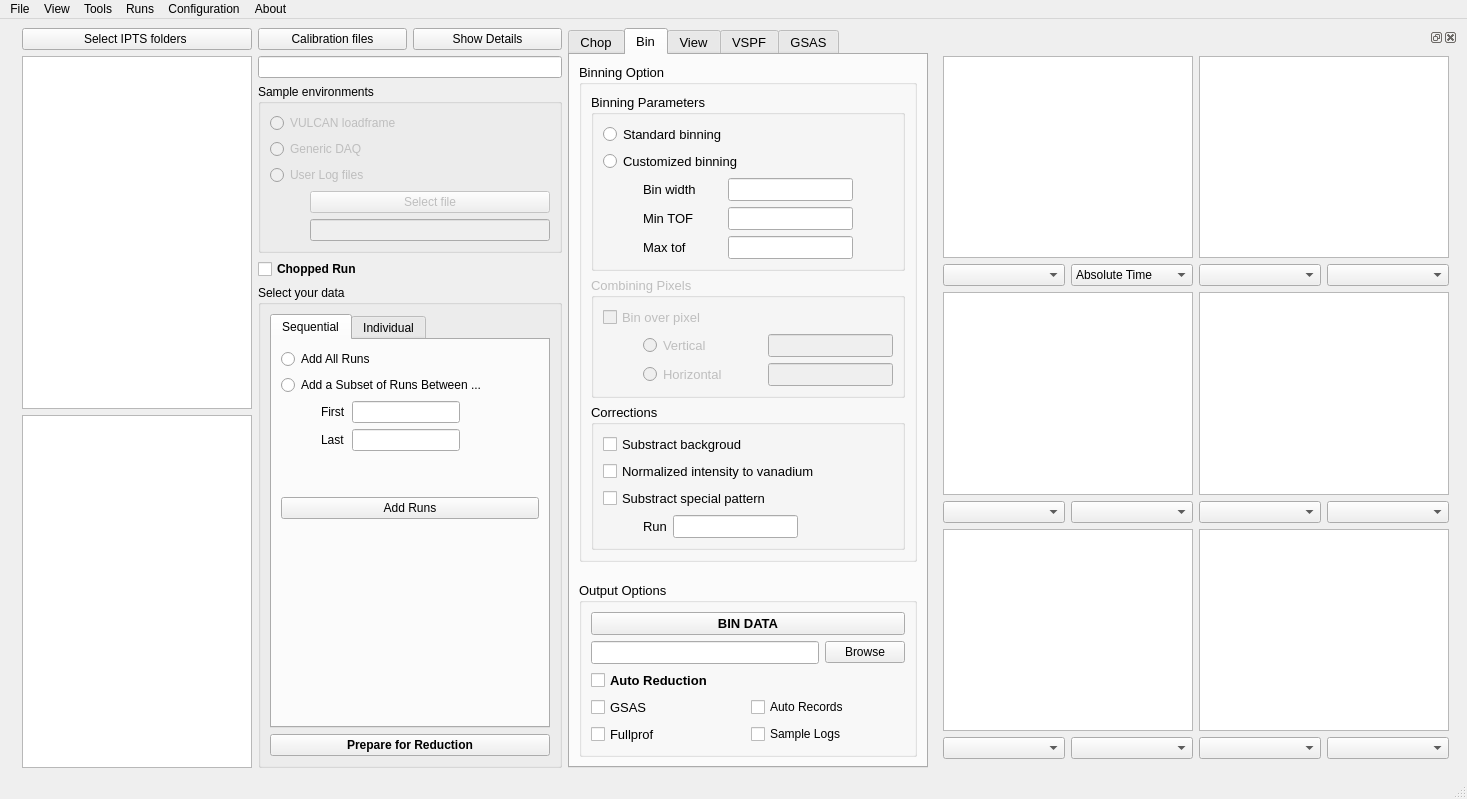
Qt form pyvdrive/interface/gui/ui_VdrivePlot.ui (neutrons/PyVDrive) before a commit.
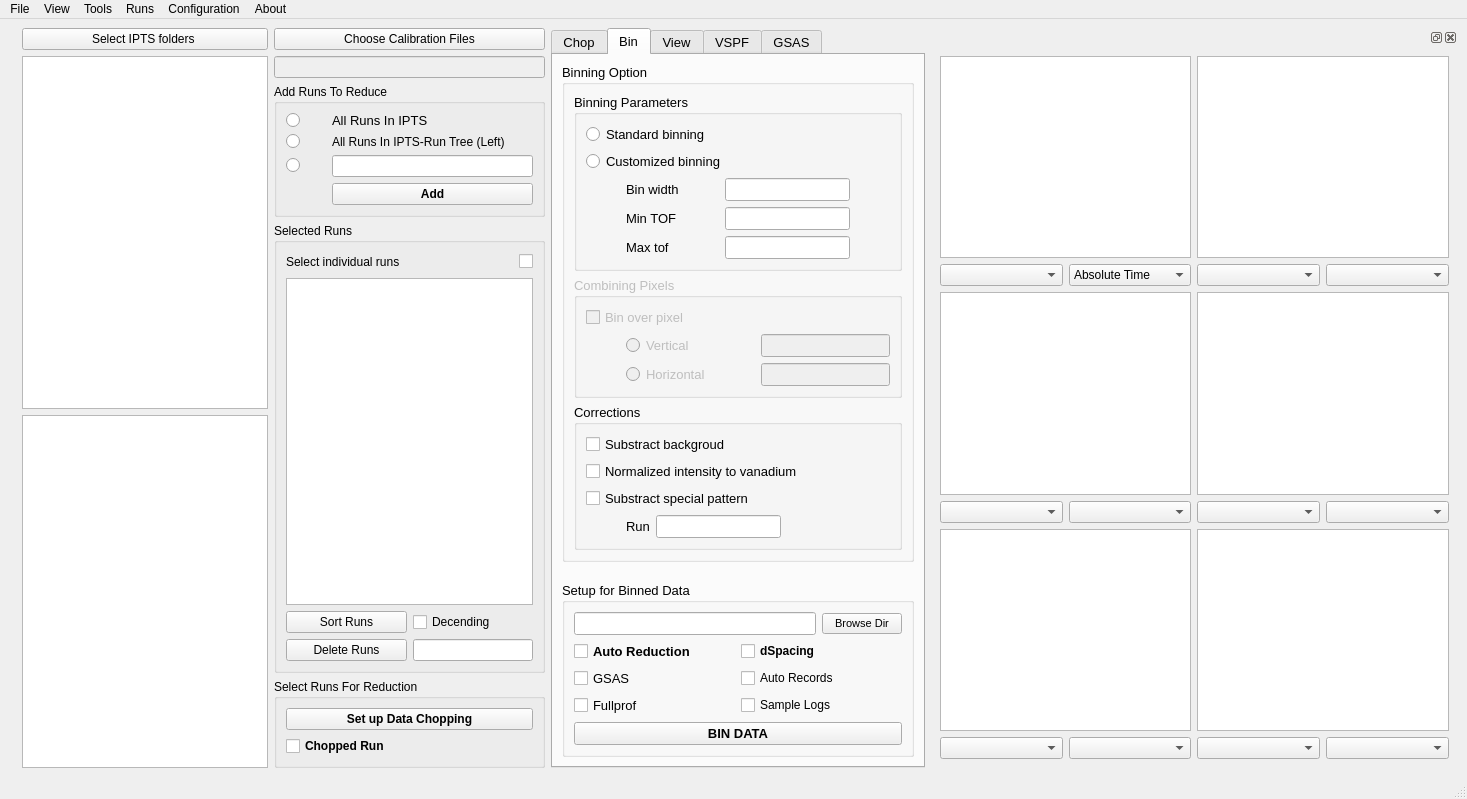
The same form after that commit. The open tabs and pages were chosen to show the change. Custom widgets are drawn as their Qt base class.

```diff
--- a/pyvdrive/interface/gui/ui_VdrivePlot.ui
+++ b/pyvdrive/interface/gui/ui_VdrivePlot.ui
@@ -75,27 +75,26 @@
         <item>
          <widget class="QPushButton" name="pushButton_loadCalFile">
           <property name="toolTip">
-           <string>&lt;html&gt;&lt;head/&gt;&lt;body&gt;&lt;p&gt;Select vanadium calibration runs/files;&lt;/p&gt;&lt;p&gt;&lt;br/&gt;&lt;/p&gt;&lt;p&gt;if it is selected without aborting, then the line edit to its right will be disabled;&lt;/p&gt;&lt;p&gt;Default is the instrument folder belonged to IPTS&lt;/p&gt;&lt;/body&gt;&lt;/html&gt;</string>
-          </property>
-          <property name="text">
-           <string>Calibration files</string>
-          </property>
-         </widget>
-        </item>
-        <item>
-         <widget class="QPushButton" name="pushButton_showCalDetails">
-          <property name="toolTip">
            <string>&lt;html&gt;&lt;head/&gt;&lt;body&gt;&lt;p&gt;Detailed calibration file mapping information. &lt;/p&gt;&lt;p&gt;&lt;br/&gt;&lt;/p&gt;&lt;p&gt;-rw-rwxr-- 1 13489 49133 403704 Jun 16 16:43 70487-s.gda&lt;/p&gt;&lt;p&gt;-rw-rwxr-- 1 13489 49133   3240 Jun 16 16:43 Vulcan-70487-s.prm&lt;/p&gt;&lt;p&gt;&lt;br/&gt;&lt;/p&gt;&lt;/body&gt;&lt;/html&gt;</string>
           </property>
           <property name="text">
-           <string>Show Details</string>
+           <string>Choose Calibration Files</string>
           </property>
          </widget>
         </item>
        </layout>
       </item>
       <item>
-       <widget class="QLineEdit" name="lineEdit_calibBriefView"/>
+       <widget class="QLineEdit" name="lineEdit_userLogFileName">
+        <property name="enabled">
+         <bool>false</bool>
+        </property>
+        <property name="font">
+         <font>
+          <pointsize>9</pointsize>
+         </font>
+        </property>
+       </widget>
       </item>
       <item>
        <widget class="QGroupBox" name="groupBox">
@@ -103,263 +102,113 @@
          <string>&lt;html&gt;&lt;head/&gt;&lt;body&gt;&lt;p&gt;&lt;span style=&quot; font-weight:600; font-style:italic;&quot;&gt;Is 'sample environment' resposible for vanadium calibration?&lt;/span&gt;&lt;/p&gt;&lt;p&gt;&lt;span style=&quot; font-weight:600; font-style:italic; color:#ff0000;&quot;&gt;Required for chopping data&lt;/span&gt;&lt;/p&gt;&lt;/body&gt;&lt;/html&gt;</string>
         </property>
         <property name="title">
-         <string>Sample environments</string>
+         <string>Add Runs To Reduce</string>
         </property>
-        <layout class="QVBoxLayout" name="verticalLayout_11">
-         <item>
-          <widget class="QRadioButton" name="radioButton_useLoadFrame">
-           <property name="enabled">
-            <bool>false</bool>
-           </property>
-           <property name="text">
-            <string>VULCAN loadframe</string>
-           </property>
-          </widget>
-         </item>
-         <item>
-          <widget class="QRadioButton" name="radioButton_useGenericDaq">
-           <property name="enabled">
-            <bool>false</bool>
-           </property>
-           <property name="text">
-            <string>Generic DAQ</string>
-           </property>
-          </widget>
-         </item>
-         <item>
-          <widget class="QRadioButton" name="radioButton_useLogFiles">
-           <property name="enabled">
-            <bool>false</bool>
-           </property>
-           <property name="text">
-            <string>User Log files</string>
-           </property>
-          </widget>
-         </item>
-         <item>
           <layout class="QGridLayout" name="gridLayout">
-           <item row="0" column="1">
-            <widget class="QPushButton" name="pushButton_5">
-             <property name="enabled">
-              <bool>false</bool>
-             </property>
-             <property name="toolTip">
-              <string>&lt;html&gt;&lt;head/&gt;&lt;body&gt;&lt;p&gt;Select user specified log file&lt;/p&gt;&lt;/body&gt;&lt;/html&gt;</string>
-             </property>
-             <property name="text">
-              <string>Select file</string>
-             </property>
-            </widget>
-           </item>
-           <item row="1" column="1">
-            <widget class="QLineEdit" name="lineEdit_userLogFileName">
-             <property name="enabled">
-              <bool>false</bool>
-             </property>
-             <property name="sizePolicy">
-              <sizepolicy hsizetype="Expanding" vsizetype="Fixed">
-               <horstretch>0</horstretch>
-               <verstretch>0</verstretch>
-              </sizepolicy>
-             </property>
-            </widget>
-           </item>
-           <item row="0" column="0">
-            <spacer name="horizontalSpacer_4">
-             <property name="orientation">
-              <enum>Qt::Horizontal</enum>
-             </property>
-             <property name="sizeType">
-              <enum>QSizePolicy::Preferred</enum>
-             </property>
-             <property name="sizeHint" stdset="0">
-              <size>
-               <width>40</width>
-               <height>20</height>
-              </size>
-             </property>
-            </spacer>
-           </item>
-          </layout>
-         </item>
-        </layout>
-       </widget>
-      </item>
-      <item>
-       <widget class="QCheckBox" name="checkBox_chopRun">
-        <property name="font">
-         <font>
-          <weight>75</weight>
-          <bold>true</bold>
-         </font>
-        </property>
-        <property name="text">
-         <string>Chopped Run</string>
-        </property>
-       </widget>
-      </item>
-      <item>
-       <widget class="QGroupBox" name="groupBox_6">
-        <property name="title">
-         <string>Select your data</string>
-        </property>
-        <layout class="QVBoxLayout" name="verticalLayout_7">
-         <item>
-          <widget class="QTabWidget" name="tabWidget">
-           <property name="sizePolicy">
-            <sizepolicy hsizetype="MinimumExpanding" vsizetype="Expanding">
-             <horstretch>0</horstretch>
-             <verstretch>0</verstretch>
-            </sizepolicy>
-           </property>
-           <property name="minimumSize">
-            <size>
-             <width>280</width>
-             <height>0</height>
-            </size>
-           </property>
-           <property name="maximumSize">
-            <size>
-             <width>360</width>
-             <height>16777215</height>
-            </size>
-           </property>
-           <property name="currentIndex">
-            <number>1</number>
-           </property>
-           <widget class="QWidget" name="tab">
-            <attribute name="title">
-             <string>Sequential</string>
-            </attribute>
-            <layout class="QVBoxLayout" name="verticalLayout_16">
-             <item>
-              <widget class="QRadioButton" name="radioButton_runsAddAll">
-               <property name="text">
-                <string>Add All Runs</string>
-               </property>
-              </widget>
-             </item>
-             <item>
+         <item row="2" column="0">
               <widget class="QRadioButton" name="radioButton_runsAddPartial">
+           <property name="maximumSize">
+            <size>
+             <width>40</width>
+             <height>16777215</height>
+            </size>
+           </property>
+           <property name="font">
+            <font>
+             <pointsize>10</pointsize>
+            </font>
+           </property>
                <property name="text">
-                <string>Add a Subset of Runs Between ... </string>
-               </property>
-              </widget>
-             </item>
-             <item>
-              <layout class="QGridLayout" name="gridLayout_10">
-               <item row="1" column="2">
-                <widget class="QLineEdit" name="lineEdit_runLast">
-                 <property name="sizePolicy">
-                  <sizepolicy hsizetype="Preferred" vsizetype="Fixed">
-                   <horstretch>0</horstretch>
-                   <verstretch>0</verstretch>
-                  </sizepolicy>
+            <string/>
                  </property>
                 </widget>
                </item>
                <item row="0" column="0">
-                <spacer name="horizontalSpacer_6">
-                 <property name="orientation">
-                  <enum>Qt::Horizontal</enum>
-                 </property>
-                 <property name="sizeType">
-                  <enum>QSizePolicy::Preferred</enum>
-                 </property>
-                 <property name="sizeHint" stdset="0">
+          <widget class="QRadioButton" name="radioButton_runsAddAll">
+           <property name="maximumSize">
                   <size>
                    <width>40</width>
-                   <height>20</height>
-                  </size>
-                 </property>
-                </spacer>
-               </item>
-               <item row="0" column="2">
-                <widget class="QLineEdit" name="lineEdit_runFirst">
-                 <property name="sizePolicy">
-                  <sizepolicy hsizetype="Preferred" vsizetype="Fixed">
-                   <horstretch>0</horstretch>
-                   <verstretch>0</verstretch>
-                  </sizepolicy>
+             <height>16777215</height>
+            </size>
+           </property>
+           <property name="font">
+            <font>
+             <pointsize>10</pointsize>
+            </font>
+           </property>
+           <property name="text">
+            <string/>
                  </property>
                 </widget>
                </item>
                <item row="0" column="1">
-                <widget class="QLabel" name="label_5">
+          <widget class="QLabel" name="label_2">
+           <property name="font">
+            <font>
+             <pointsize>10</pointsize>
+            </font>
+           </property>
                  <property name="text">
-                  <string>First</string>
+            <string>All Runs In IPTS</string>
                  </property>
                 </widget>
                </item>
-               <item row="1" column="1">
-                <widget class="QLabel" name="label_17">
-                 <property name="text">
-                  <string>Last</string>
+         <item row="2" column="1">
+          <widget class="QLineEdit" name="lineEdit_runs">
+           <property name="sizePolicy">
+            <sizepolicy hsizetype="Preferred" vsizetype="Fixed">
+             <horstretch>0</horstretch>
+             <verstretch>0</verstretch>
+            </sizepolicy>
                  </property>
                 </widget>
                </item>
-               <item row="0" column="3">
-                <spacer name="horizontalSpacer_7">
-                 <property name="orientation">
-                  <enum>Qt::Horizontal</enum>
-                 </property>
-                 <property name="sizeHint" stdset="0">
-                  <size>
-                   <width>40</width>
-                   <height>20</height>
-                  </size>
-                 </property>
-                </spacer>
-               </item>
-              </layout>
-             </item>
-             <item>
-              <spacer name="verticalSpacer_5">
-               <property name="orientation">
-                <enum>Qt::Vertical</enum>
-               </property>
-               <property name="sizeType">
-                <enum>QSizePolicy::Preferred</enum>
-               </property>
-               <property name="sizeHint" stdset="0">
-                <size>
-                 <width>20</width>
-                 <height>40</height>
-                </size>
-               </property>
-              </spacer>
-             </item>
-             <item>
+         <item row="3" column="1">
               <widget class="QPushButton" name="pushButton_addRunsToReduce">
+           <property name="font">
+            <font>
+             <pointsize>9</pointsize>
+             <weight>75</weight>
+             <bold>true</bold>
+            </font>
+           </property>
                <property name="text">
-                <string>Add Runs</string>
+            <string>Add</string>
                </property>
               </widget>
              </item>
-             <item>
-              <spacer name="verticalSpacer_2">
-               <property name="orientation">
-                <enum>Qt::Vertical</enum>
-               </property>
-               <property name="sizeHint" stdset="0">
-                <size>
-                 <width>20</width>
-                 <height>40</height>
-                </size>
-               </property>
-              </spacer>
+         <item row="1" column="0">
+          <widget class="QRadioButton" name="radioButton_runsAllInTree">
+           <property name="text">
+            <string/>
+           </property>
+          </widget>
+         </item>
+         <item row="1" column="1">
+          <widget class="QLabel" name="label_12">
+           <property name="font">
+            <font>
+             <pointsize>9</pointsize>
+            </font>
+           </property>
+           <property name="text">
+            <string>All Runs In IPTS-Run Tree (Left)</string>
+           </property>
+          </widget>
              </item>
             </layout>
            </widget>
-           <widget class="QWidget" name="tab_2">
-            <attribute name="title">
-             <string>Individual</string>
-            </attribute>
-            <layout class="QVBoxLayout" name="verticalLayout_14">
+      </item>
+      <item>
+       <widget class="QGroupBox" name="groupBox_7">
+        <property name="title">
+         <string>Selected Runs</string>
+        </property>
+        <layout class="QVBoxLayout" name="verticalLayout_9">
              <item>
               <layout class="QHBoxLayout" name="horizontalLayout_4">
                <item>
-                <widget class="QLabel" name="label_2">
+            <widget class="QLabel" name="label_5">
                  <property name="toolTip">
                   <string>&lt;html&gt;&lt;head/&gt;&lt;body&gt;&lt;p&gt;Type in or add from left folder tree&lt;/p&gt;&lt;/body&gt;&lt;/html&gt;</string>
                  </property>
@@ -439,8 +288,13 @@
              </item>
             </layout>
            </widget>
-          </widget>
-         </item>
+      </item>
+      <item>
+       <widget class="QGroupBox" name="groupBox_6">
+        <property name="title">
+         <string>Select Runs For Reduction</string>
+        </property>
+        <layout class="QVBoxLayout" name="verticalLayout_7">
          <item>
           <widget class="QPushButton" name="pushButton_reduceRuns">
            <property name="font">
@@ -450,7 +304,20 @@
             </font>
            </property>
            <property name="text">
-            <string>Prepare for Reduction</string>
+            <string>Set up Data Chopping</string>
+           </property>
+          </widget>
+         </item>
+         <item>
+          <widget class="QCheckBox" name="checkBox_chopRun">
+           <property name="font">
+            <font>
+             <weight>75</weight>
+             <bold>true</bold>
+            </font>
+           </property>
+           <property name="text">
+            <string>Chopped Run</string>
            </property>
           </widget>
          </item>
@@ -1403,33 +1270,20 @@
         <item row="2" column="0">
          <widget class="QGroupBox" name="groupBox_outputOptions">
           <property name="title">
-           <string>Output Options</string>
+           <string>Setup for Binned Data</string>
           </property>
           <layout class="QVBoxLayout" name="verticalLayout_8">
-           <item>
-            <widget class="QPushButton" name="pushButton_binData">
-             <property name="font">
-              <font>
-               <weight>75</weight>
-               <bold>true</bold>
-              </font>
-             </property>
-             <property name="text">
-              <string>BIN DATA</string>
-             </property>
-            </widget>
-           </item>
            <item>
             <layout class="QGridLayout" name="gridLayout_27">
              <item row="0" column="1">
               <widget class="QPushButton" name="pushButton_browseOutputDir">
                <property name="font">
                 <font>
-                 <pointsize>9</pointsize>
+                 <pointsize>8</pointsize>
                 </font>
                </property>
                <property name="text">
-                <string>Browse</string>
+                <string>Browse Dir</string>
                </property>
               </widget>
              </item>
@@ -1497,8 +1351,39 @@
                </property>
               </widget>
              </item>
+             <item row="0" column="1">
+              <widget class="QCheckBox" name="checkBox">
+               <property name="font">
+                <font>
+                 <pointsize>9</pointsize>
+                 <weight>75</weight>
+                 <italic>false</italic>
+                 <bold>true</bold>
+                </font>
+               </property>
+               <property name="toolTip">
+                <string>Output reduced data in unit of dSpacing</string>
+               </property>
+               <property name="text">
+                <string>dSpacing</string>
+               </property>
+              </widget>
+             </item>
             </layout>
            </item>
+           <item>
+            <widget class="QPushButton" name="pushButton_binData">
+             <property name="font">
+              <font>
+               <weight>75</weight>
+               <bold>true</bold>
+              </font>
+             </property>
+             <property name="text">
+              <string>BIN DATA</string>
+             </property>
+            </widget>
+           </item>
           </layout>
          </widget>
         </item>
```
Left out of the diff: 5 changed lines with no effect on the pictures. Lines whose indentation alone changed are shown as unchanged.
